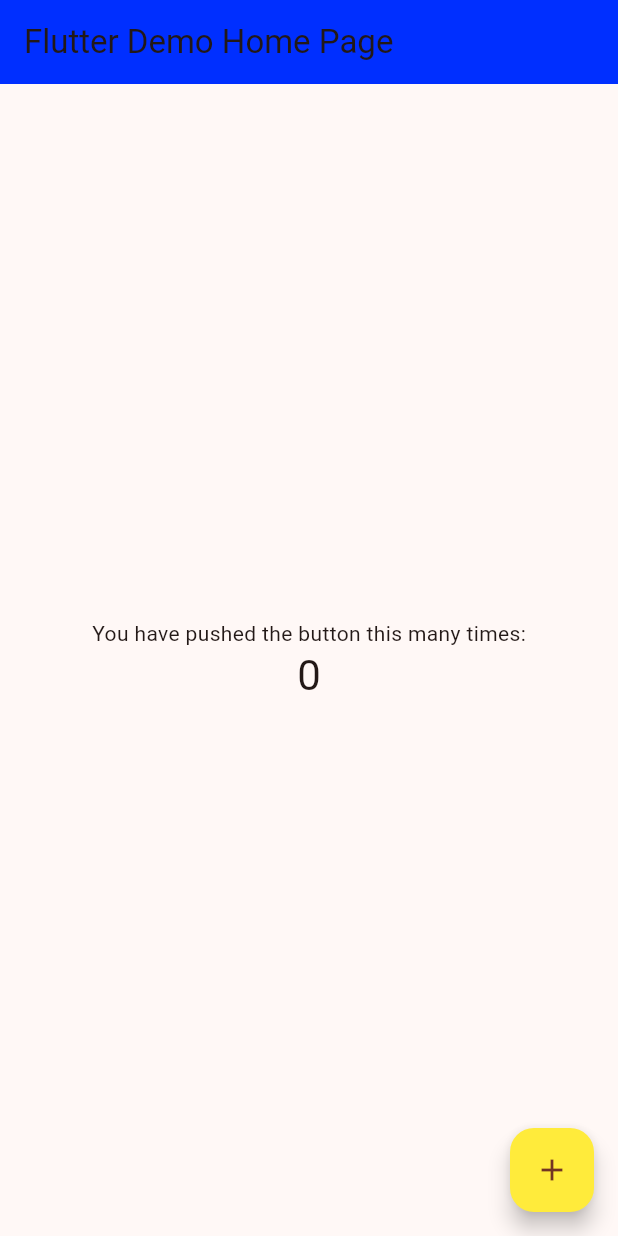
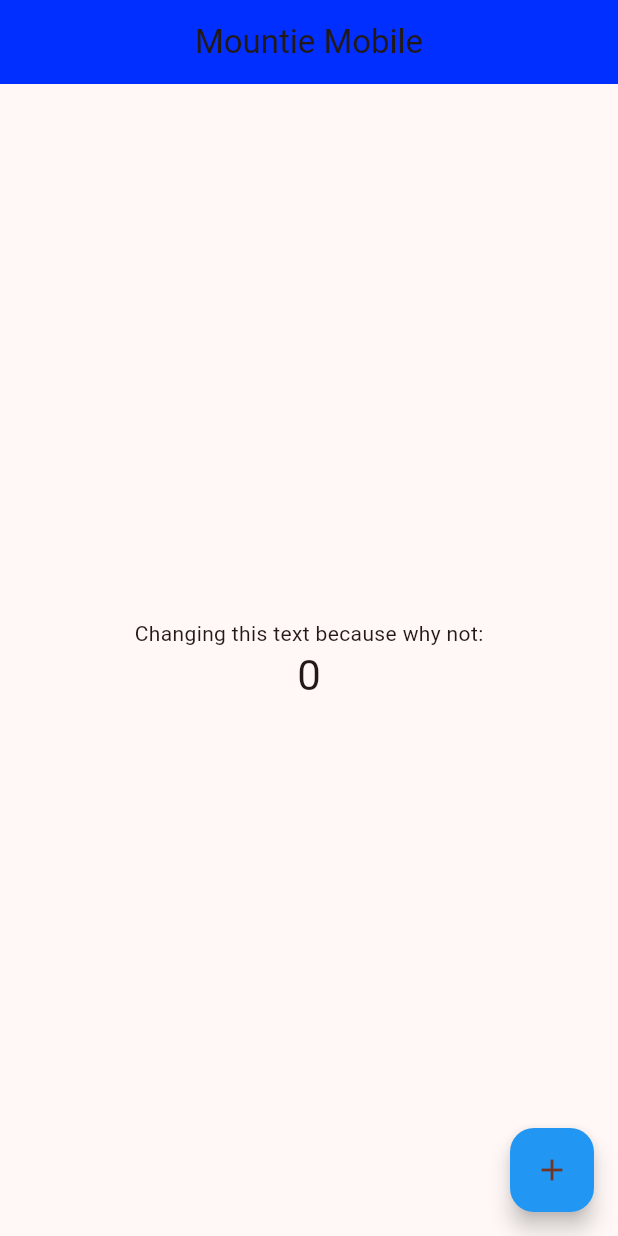
Before and after one commit to Mountie-Mobile-RHS/mountie-mobile-app, a Flutter app: the screen it shows after launch, on a phone screen of 412 x 824 dp. Run offline on Flutter 3.47's test engine with Material 2 defaults, Android fonts, the phone set to English and light mode, and no system bars.

Commit message:
Centered app bar & changed text

```diff
--- a/lib/main.dart
+++ b/lib/main.dart
@@ -15,7 +15,7 @@ class MyApp extends StatelessWidget {
         colorScheme: ColorScheme.fromSeed(seedColor: Colors.deepOrange),
         useMaterial3: true,
       ),
-      home: const MyHomePage(title: 'Flutter Demo Home Page'),
+      home: const MyHomePage(title: 'Mountie Mobile'),
     );
   }
 }
@@ -43,13 +43,14 @@ class _MyHomePageState extends State<MyHomePage> {
       appBar: AppBar(
         backgroundColor: const Color.fromRGBO(0, 47, 255, 1.0),
         title: Text(widget.title),
+        centerTitle: true,
       ),
       body: Center(
         child: Column(
           mainAxisAlignment: MainAxisAlignment.center,
           children: <Widget>[
             const Text(
-              'You have pushed the button this many times:',
+              'Changing this text because why not:',
             ),
             Text(
               '$_counter',
@@ -59,10 +60,11 @@ class _MyHomePageState extends State<MyHomePage> {
         ),
       ),
       floatingActionButton: FloatingActionButton(
-        backgroundColor: Colors.yellow,
+        backgroundColor: Colors.blue,
         onPressed: _incrementCounter,
         tooltip: 'Increment',
         child: const Icon(Icons.add),
+
       ),
     );
   }
```
